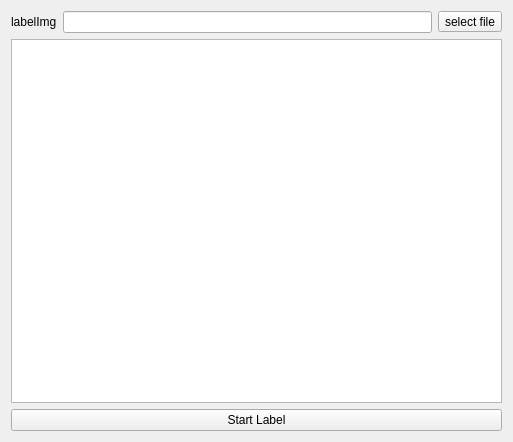
The window that src/WidgetLabel/widgetlabel.ui (MRsoymilk/MyYolo) describes before a commit, drawn with Qt 5.
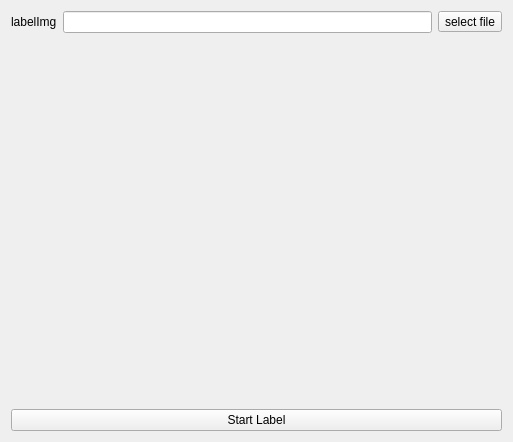
The same window after the commit.

```diff
--- a/src/WidgetLabel/widgetlabel.ui
+++ b/src/WidgetLabel/widgetlabel.ui
@@ -14,6 +14,26 @@
    <string>Form</string>
   </property>
   <layout class="QGridLayout" name="gridLayout">
+   <item row="1" column="0">
+    <spacer name="verticalSpacer">
+     <property name="orientation">
+      <enum>Qt::Orientation::Vertical</enum>
+     </property>
+     <property name="sizeHint" stdset="0">
+      <size>
+       <width>20</width>
+       <height>40</height>
+      </size>
+     </property>
+    </spacer>
+   </item>
+   <item row="2" column="0">
+    <widget class="QPushButton" name="btnStartLabel">
+     <property name="text">
+      <string>Start Label</string>
+     </property>
+    </widget>
+   </item>
    <item row="0" column="0">
     <layout class="QHBoxLayout" name="hLayLabelImg">
      <item>
@@ -35,16 +55,6 @@
      </item>
     </layout>
    </item>
-   <item row="1" column="0">
-    <widget class="QTextEdit" name="txtEditLog"/>
-   </item>
-   <item row="2" column="0">
-    <widget class="QPushButton" name="btnStartLabel">
-     <property name="text">
-      <string>Start Label</string>
-     </property>
-    </widget>
-   </item>
   </layout>
  </widget>
  <resources/>
```
